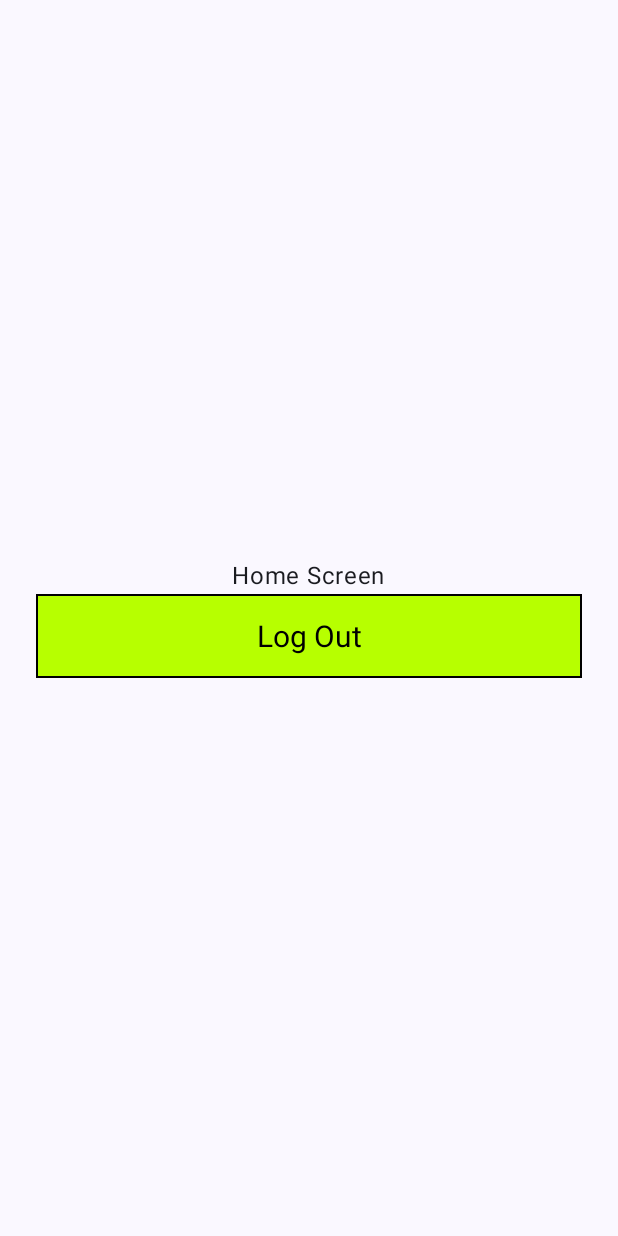
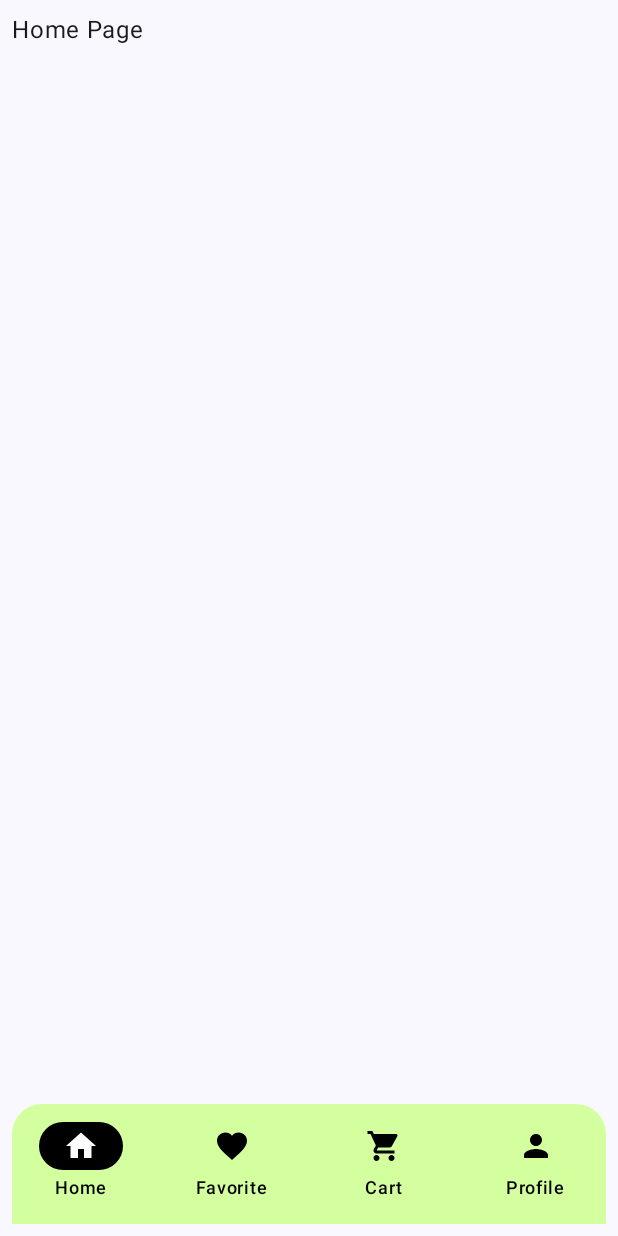
Before and after one commit to riCl3/WooCom, an Android app built with Jetpack Compose: the HomeScreen screen opened through its navigation route, on a phone screen of 412 x 824 dp. Run offline under Robolectric (Android 15) with nearby library versions, the phone set to English and light mode, and no system bars; our stand-ins replace Firebase (no records; nobody signed in at launch, a user with empty details on screens opened directly).

Commit message:
HomeScreen Initialization and Bottom NavigationBar

```diff
--- /dev/null
+++ b/app/src/main/java/com/example/woocom/pages/CartPage.kt
@@ -0,0 +1,10 @@
+package com.example.woocom.pages
+
+import androidx.compose.material3.Text
+import androidx.compose.runtime.Composable
+import androidx.compose.ui.Modifier
+
+@Composable
+fun CartPage(modifier: Modifier=Modifier) {
+    Text(text = "Cart Page")
+}
--- /dev/null
+++ b/app/src/main/java/com/example/woocom/pages/FavoritePage.kt
@@ -0,0 +1,10 @@
+package com.example.woocom.pages
+
+import androidx.compose.material3.Text
+import androidx.compose.runtime.Composable
+import androidx.compose.ui.Modifier
+
+@Composable
+fun FavoritePage(modifier: Modifier=Modifier) {
+    Text(text = "Favorite Page")
+}
--- /dev/null
+++ b/app/src/main/java/com/example/woocom/pages/HomePage.kt
@@ -0,0 +1,10 @@
+package com.example.woocom.pages
+
+import androidx.compose.material3.Text
+import androidx.compose.runtime.Composable
+import androidx.compose.ui.Modifier
+
+@Composable
+fun HomePage(modifier: Modifier=Modifier) {
+    Text(text = "Home Page")
+}
--- /dev/null
+++ b/app/src/main/java/com/example/woocom/pages/ProfilePage.kt
@@ -0,0 +1,10 @@
+package com.example.woocom.pages
+
+import androidx.compose.material3.Text
+import androidx.compose.runtime.Composable
+import androidx.compose.ui.Modifier
+
+@Composable
+fun ProfilePage(modifier: Modifier=Modifier) {
+    Text(text = "Profile Page")
+}
--- a/app/src/main/java/com/example/woocom/screens/HomeScreen.kt
+++ b/app/src/main/java/com/example/woocom/screens/HomeScreen.kt
@@ -8,36 +8,57 @@ import androidx.compose.foundation.layout.fillMaxSize
 import androidx.compose.foundation.layout.fillMaxWidth
 import androidx.compose.foundation.layout.height
 import androidx.compose.foundation.layout.padding
+import androidx.compose.foundation.shape.RoundedCornerShape
+import androidx.compose.material.icons.Icons
+import androidx.compose.material.icons.filled.AccountCircle
+import androidx.compose.material.icons.filled.Favorite
+import androidx.compose.material.icons.filled.Home
+import androidx.compose.material.icons.filled.Person
+import androidx.compose.material.icons.filled.ShoppingCart
 import androidx.compose.material3.Button
 import androidx.compose.material3.ButtonDefaults
+import androidx.compose.material3.Icon
+import androidx.compose.material3.NavigationBar
+import androidx.compose.material3.NavigationBarItem
+import androidx.compose.material3.NavigationBarItemDefaults
+import androidx.compose.material3.Scaffold
 import androidx.compose.material3.Text
 import androidx.compose.runtime.Composable
 import androidx.compose.runtime.getValue
+import androidx.compose.runtime.mutableIntStateOf
 import androidx.compose.runtime.mutableStateOf
 import androidx.compose.runtime.remember
 import androidx.compose.runtime.setValue
 import androidx.compose.ui.Alignment
 import androidx.compose.ui.Modifier
+import androidx.compose.ui.draw.clip
 import androidx.compose.ui.graphics.Brush
 import androidx.compose.ui.graphics.Color
+import androidx.compose.ui.graphics.vector.ImageVector
 import androidx.compose.ui.text.TextStyle
 import androidx.compose.ui.unit.dp
 import androidx.compose.ui.unit.sp
 import androidx.navigation.NavHostController
+import com.example.woocom.pages.CartPage
+import com.example.woocom.pages.FavoritePage
+import com.example.woocom.pages.HomePage
+import com.example.woocom.pages.ProfilePage
 import com.google.firebase.Firebase
 import com.google.firebase.auth.auth
+
 
 @Composable
 fun HomeScreen(modifier: Modifier=Modifier, navController: NavHostController) {
     var isLoading by remember { mutableStateOf(false) }
     Column(
-        modifier = Modifier.fillMaxSize()
+        modifier = Modifier
+            .fillMaxSize()
             .padding(8.dp),
         verticalArrangement = Arrangement.Center,
         horizontalAlignment = Alignment.CenterHorizontally
     ) {
+        /*
         Text("Home Screen")
-
         Button(
             onClick = {
                 Firebase.auth.signOut()
@@ -49,12 +70,12 @@ fun HomeScreen(modifier: Modifier=Modifier, navController: NavHostController) {
             },
             modifier = Modifier
                 .fillMaxWidth()
-                .padding(horizontal = 16.dp) // Added padding to ensure text is inside the button
+                .padding(horizontal=16.dp) // Added padding to ensure text is inside the button
                 .height(56.dp) // Set a height for the button
                 .border(1.dp, Color.Black) // Border color
                 .background(
                     Brush.horizontalGradient(
-                        colors = listOf(
+                        colors=listOf(
                             Color(0xFFB7FF00), // Green color
                             Color(0xFFB7FF00)  // Lighter green color
                         )
@@ -71,5 +92,68 @@ fun HomeScreen(modifier: Modifier=Modifier, navController: NavHostController) {
                 style = TextStyle(fontSize = 20.sp, color = Color.Black)
             )
         }
+        */
+
+        //NavItem List
+        val navItemList = listOf(
+            NavItem("Home", Icons.Default.Home),
+            NavItem("Favorite", Icons.Default.Favorite),
+            NavItem("Cart", Icons.Default.ShoppingCart),
+            NavItem("Profile", Icons.Default.Person),
+        )
+
+        var selectedIndex = remember { mutableStateOf(0) }
+        //Bottom Navigation Bar
+        Scaffold(
+            bottomBar = {
+                NavigationBar(
+                    containerColor = Color(0xFFD4FF9F),
+                    modifier = Modifier.clip(RoundedCornerShape(topStart = 20.dp, topEnd = 20.dp)) // Rounded top corners
+                ) {
+                    navItemList.forEachIndexed { index, navItem ->
+                        NavigationBarItem(
+                            selected = index == selectedIndex.value,
+                            onClick = {
+                                selectedIndex.value = index
+                            },
+                            icon = {
+                                Icon(
+                                    imageVector = navItem.icon,
+                                    contentDescription = navItem.label,
+                                    tint = if (index == selectedIndex.value) Color.White else Color.Black // Selected: White, Unselected: Black
+                                )
+                            },
+                            label = {
+                                Text(
+                                    text = navItem.label,
+                                    color = Color.Black // Selected: White, Unselected: Black
+                                )
+                            },
+                            colors = NavigationBarItemDefaults.colors(
+                                indicatorColor = Color.Black // Black indicator when selected
+                            )
+                        )
+                    }
+                }
+            }
+        ) {
+            ContentScreen(modifier = Modifier.padding(it), selectedIndex.value)
+        }
+
     }
 }
+
+@Composable
+fun ContentScreen(modifier: Modifier=Modifier, selectedIndex: Int) {
+    when (selectedIndex) {
+        0 -> HomePage(modifier)
+        1 -> FavoritePage(modifier)
+        2 -> CartPage(modifier)
+        3 -> ProfilePage(modifier)
+    }
+}
+
+data class NavItem(
+    val label: String,
+    val icon: ImageVector,
+)
```
